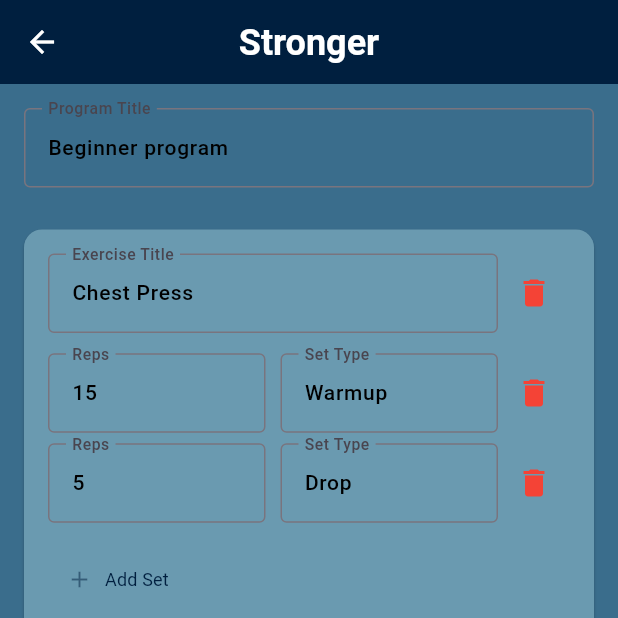
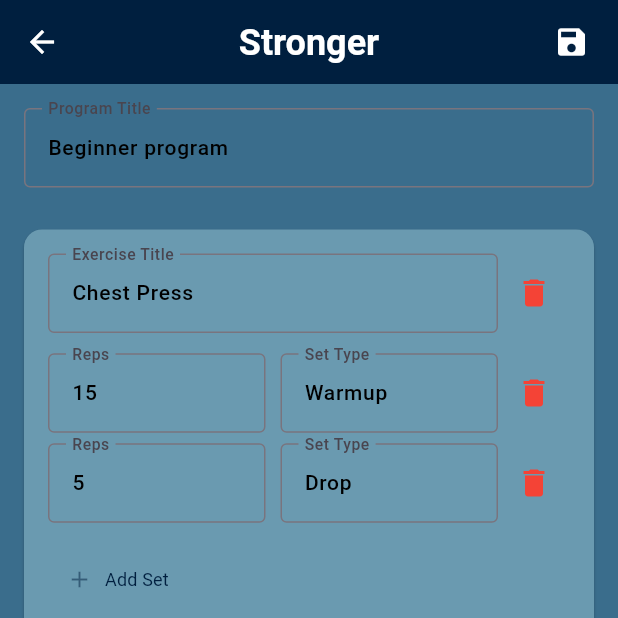
Before and after one commit to namaelsan/stronger, a Flutter app: the ProgramsPage screen opened directly, after a tap on "Beginner program", on a phone screen of 412 x 824 dp, the top half of it. Run offline on Flutter 3.47's test engine with Material 3 defaults, Android fonts, the phone set to English and light mode, and no system bars.

Commit message:
template and user programs seperated

```diff
--- a/lib/Programs/createPrograms.dart
+++ b/lib/Programs/createPrograms.dart
@@ -3,57 +3,71 @@ import 'programs.dart';
 import 'package:stronger/mylib.dart';
 
 class CreateProgramsPage extends StatefulWidget {
-  Program? program;
+  final List<Program> programs;
+  final int index;
+  final bool isNew;
 
-  CreateProgramsPage({this.program});
+  CreateProgramsPage({required this.programs,required this.index,required this.isNew});
 
   @override
   State<StatefulWidget> createState() {
-    return _CreateProgramsPageState(program);
+    return _CreateProgramsPageState(programs,index,isNew);
   }
 }
 
 class _CreateProgramsPageState extends State<CreateProgramsPage> {
-  late Program? program;
+  List<Program> programs;
+  int index;
+  bool isNew;
+
   final Map<int, TextEditingController> _exerciseControllers = {};
   final Map<int, Map<int, TextEditingController>> _setControllers = {};
+  late Program program;
 
-  _CreateProgramsPageState(this.program);
+  _CreateProgramsPageState(this.programs,this.index,this.isNew);
 
   @override
   void initState() {
     super.initState();
 
-    // If no program exists, initialize with a default one
-    program = widget.program ??
-        Program(
-          "New Program",
-          description: "A default program",
-          exercises: [
-            Exercise(
-              "Default Exercise",
-              sets: [Set(10, "Regular")],
-            )
-          ],
-        );
+    if(programs.isNotEmpty && index != -1){
+      program = programs[index].copy();
+    }else{
+      program = _initProgram();
+    }
 
     _initializeControllers();
   }
 
   // Initialize controllers for exercises and sets
   void _initializeControllers() {
-    for (var i = 0; i < (program?.exercises?.length ?? 0); i++) {
+    for (var i = 0; i < (program.exercises?.length ?? 0); i++) {
       _exerciseControllers[i] = TextEditingController(
-        text: program?.exercises![i].title,
+        text: program.exercises![i].title,
       );
 
       _setControllers[i] = {};
-      for (var j = 0; j < (program?.exercises![i].sets?.length ?? 0); j++) {
+      for (var j = 0; j < (program.exercises![i].sets?.length ?? 0); j++) {
         _setControllers[i]![j] = TextEditingController(
-          text: program?.exercises![i].sets![j].reps.toString(),
+          text: program.exercises![i].sets![j].reps.toString(),
         );
       }
     }
+  }
+
+  Program _initProgram() {
+    Program programTemp = Program("Default Program",
+      exercises: [Exercise("Default Exercise",
+      sets: [Set(0, "Warmup")])]
+    );
+
+    return programTemp;
+  }
+
+  // Save the program
+  void _saveProgram() {
+    // Pass the updated program back
+    Navigator.pop(context, program);
   }
 
   // Add an exercise
@@ -63,8 +77,8 @@ class _CreateProgramsPageState extends State<CreateProgramsPage> {
         "New Exercise",
         sets: [Set(10, "Regular")],
       );
-      program?.exercises?.add(newExercise);
-      final index = (program?.exercises?.length ?? 1) - 1;
+      program.exercises?.add(newExercise);
+      final index = (program.exercises?.length ?? 1) - 1;
 
       _exerciseControllers[index] = TextEditingController(
         text: newExercise.title,
@@ -79,8 +93,9 @@ class _CreateProgramsPageState extends State<CreateProgramsPage> {
   void addSet(int exerciseIndex) {
     setState(() {
       final newSet = Set(10, "Regular");
-      program?.exercises?[exerciseIndex].sets?.add(newSet);
-      final setIndex = (program?.exercises?[exerciseIndex].sets?.length ?? 1) - 1;
+      program.exercises?[exerciseIndex].sets?.add(newSet);
+      final setIndex =
+          (program.exercises?[exerciseIndex].sets?.length ?? 1) - 1;
 
       _setControllers[exerciseIndex]?[setIndex] = TextEditingController(
         text: "10",
@@ -91,7 +106,7 @@ class _CreateProgramsPageState extends State<CreateProgramsPage> {
   // Remove an exercise
   void removeExercise(int index) {
     setState(() {
-      program?.exercises?.removeAt(index);
+      program.exercises?.removeAt(index);
       _exerciseControllers.remove(index);
       _setControllers.remove(index);
     });
@@ -100,7 +115,7 @@ class _CreateProgramsPageState extends State<CreateProgramsPage> {
   // Remove a set
   void removeSet(int exerciseIndex, int setIndex) {
     setState(() {
-      program?.exercises?[exerciseIndex].sets?.removeAt(setIndex);
+      program.exercises?[exerciseIndex].sets?.removeAt(setIndex);
       _setControllers[exerciseIndex]?.remove(setIndex);
     });
   }
@@ -108,7 +123,22 @@ class _CreateProgramsPageState extends State<CreateProgramsPage> {
   @override
   Widget build(BuildContext context) {
     return Scaffold(
-      appBar: AppBar(title: Text("Stronger",style: Theme.of(context).textTheme.headlineMedium,)),
+      appBar: AppBar(
+        title: Text(
+          "Stronger",
+          style: Theme.of(context).textTheme.headlineMedium,
+        ),
+        actions: [
+          IconButton(
+            icon: Icon(Icons.save),
+            tooltip: 'Save Program',
+            onPressed: _saveProgram,
+          ),
+          SizedBox(
+            width: 7,
+          )
+        ],
+      ),
       body: SingleChildScrollView(
         child: Padding(
           padding: const EdgeInsets.all(16.0),
@@ -118,12 +148,14 @@ class _CreateProgramsPageState extends State<CreateProgramsPage> {
               // Program Title
               TextField(
                 decoration: InputDecoration(labelText: "Program Title"),
-                controller: TextEditingController(text: program?.title,)
-                  ..selection = TextSelection.collapsed(
-                      offset: program!.title.length), // Keep caret position
+                controller: TextEditingController(
+                  text: program.title,
+                )..selection = TextSelection.collapsed(
+                    offset: program.title.length,
+                  ), // Keep caret position
                 onChanged: (value) {
                   setState(() {
-                    program?.title = value;
+                    program.title = value;
                   });
                 },
               ),
@@ -133,9 +165,9 @@ class _CreateProgramsPageState extends State<CreateProgramsPage> {
               ListView.builder(
                 shrinkWrap: true,
                 physics: NeverScrollableScrollPhysics(),
-                itemCount: program?.exercises?.length ?? 0,
+                itemCount: program.exercises?.length ?? 0,
                 itemBuilder: (context, exerciseIndex) {
-                  final exercise = program?.exercises![exerciseIndex];
+                  final exercise = program.exercises![exerciseIndex];
                   return Card(
                     margin: EdgeInsets.symmetric(vertical: 8.0),
                     child: Padding(
@@ -151,10 +183,11 @@ class _CreateProgramsPageState extends State<CreateProgramsPage> {
                                 child: TextField(
                                   decoration: InputDecoration(
                                       labelText: "Exercise Title"),
-                                  controller: _exerciseControllers[exerciseIndex],
+                                  controller:
+                                      _exerciseControllers[exerciseIndex],
                                   onChanged: (value) {
                                     setState(() {
-                                      exercise?.title = value;
+                                      exercise.title = value;
                                     });
                                   },
                                 ),
@@ -171,21 +204,22 @@ class _CreateProgramsPageState extends State<CreateProgramsPage> {
                           ListView.builder(
                             shrinkWrap: true,
                             physics: NeverScrollableScrollPhysics(),
-                            itemCount: exercise?.sets?.length ?? 0,
+                            itemCount: exercise.sets?.length ?? 0,
                             itemBuilder: (context, setIndex) {
-                              final set = exercise?.sets![setIndex];
+                              final set = exercise.sets![setIndex];
                               return Row(
                                 children: [
                                   // Reps
                                   Expanded(
                                     child: TextField(
-                                      decoration: InputDecoration(labelText: "Reps"),
+                                      decoration:
+                                          InputDecoration(labelText: "Reps"),
                                       controller: _setControllers[exerciseIndex]
-                                      ?[setIndex],
+                                          ?[setIndex],
                                       keyboardType: TextInputType.number,
                                       onChanged: (value) {
                                         setState(() {
-                                          set?.reps =
+                                          set.reps =
                                               int.tryParse(value) ?? set.reps;
                                         });
                                       },
@@ -196,11 +230,14 @@ class _CreateProgramsPageState extends State<CreateProgramsPage> {
                                   // Set Type
                                   Expanded(
                                     child: TextField(
-                                      decoration: InputDecoration(labelText: "Set Type",),
+                                      decoration: InputDecoration(
+                                        labelText: "Set Type",
+                                      ),
                                       controller: TextEditingController(
-                                          text: set?.type)
-                                        ..selection = TextSelection.collapsed(
-                                            offset: set!.type.length),
+                                        text: set.type,
+                                      )..selection = TextSelection.collapsed(
+                                          offset: set.type.length,
+                                        ),
                                       onChanged: (value) {
                                         setState(() {
                                           set.type = value;
@@ -213,7 +250,7 @@ class _CreateProgramsPageState extends State<CreateProgramsPage> {
                                     onPressed: () =>
                                         removeSet(exerciseIndex, setIndex),
                                   ),
-                                  SizedBox(height: 60),
+                                  SizedBox(height: 60,)
                                 ],
                               );
                             },
@@ -224,8 +261,17 @@ class _CreateProgramsPageState extends State<CreateProgramsPage> {
                           TextButton.icon(
                             onPressed: () => addSet(exerciseIndex),
                             icon: Icon(Icons.add),
-                            label: Text("Add Set",style: TextStyle(color: AppTheme.colorDark1),),
-                            style: ButtonStyle(iconColor: WidgetStatePropertyAll(AppTheme.colorDark1.withOpacity(0.5))),
+                            label: Text(
+                              "Add Set",
+                              style: TextStyle(
+                                color: AppTheme.colorDark1,
+                              ),
+                            ),
+                            style: ButtonStyle(
+                              iconColor: WidgetStateProperty.all(
+                                AppTheme.colorDark1.withOpacity(0.5),
+                              ),
+                            ),
                           ),
                         ],
                       ),
--- a/lib/Programs/programs.dart
+++ b/lib/Programs/programs.dart
@@ -25,7 +25,34 @@ class _ProgramsPageState extends State<ProgramsPage> {
   //   {"title": "Upper Body Blitz", "movements": 10, "sets": 30},
   // ];
 
-  var templatePrograms = [
+  List<Program> userPrograms = [
+    Program("Beginner program",
+        description: "Start your fitness journey",
+        exercises: [
+          Exercise("Chest Press", sets: [
+            Set(15, "Warmup"),
+            Set(5, "Drop"),
+          ]),
+        ]),
+    Program("Strength Focus",
+        description: "Build power and strength",
+        exercises: [
+          Exercise("Chest Press", sets: [
+            Set(15, "Warmup"),
+            Set(5, "Drop"),
+          ]),
+        ]),
+    Program("Strength Focustemp",
+        description: "Build power and strength",
+        exercises: [
+          Exercise("Chest Press", sets: [
+            Set(15, "Warmup"),
+            Set(5, "Drop"),
+          ]),
+        ]),
+  ];
+
+  List<Program> templatePrograms = [
     Program("Beginner program",
         description: "Start your fitness journey",
         exercises: [
@@ -73,6 +100,27 @@ class _ProgramsPageState extends State<ProgramsPage> {
         ])
   ];
 
+  void navigateToCreateProgram(List<Program> programs, int index,bool isNew) async {
+    Program updatedProgram = await Navigator.push(
+      context,
+      MaterialPageRoute(
+        builder: (context) => CreateProgramsPage(
+          programs: programs,
+          index: index,
+          isNew: isNew,
+        ),
+      ),
+    );
+
+      setState(() {
+        if (isNew) {
+          userPrograms.add(updatedProgram.copy());
+        }else{
+          userPrograms[index] = updatedProgram; // Update the program list
+        }
+      });
+  }
+
   @override
   Widget build(BuildContext context) {
     var screenSize = MediaQuery.of(context).size;
@@ -80,8 +128,7 @@ class _ProgramsPageState extends State<ProgramsPage> {
     return Scaffold(
       floatingActionButton: FloatingActionButton(
         onPressed: () {
-          Navigator.push(context,
-              MaterialPageRoute(builder: (context) => CreateProgramsPage()));
+          navigateToCreateProgram(userPrograms, -1, true);
         },
         child: Icon(
           Icons.add,
@@ -131,14 +178,7 @@ class _ProgramsPageState extends State<ProgramsPage> {
                   itemBuilder: (context, index) {
                     return GestureDetector(
                       onTap: () {
-                        // print('Tapped on: ${templatePrograms[index].title}');
-                        Navigator.push(
-                          context,
-                          MaterialPageRoute(
-                            builder: (context) => CreateProgramsPage(
-                                program: templatePrograms[index]),
-                          ),
-                        );
+                        navigateToCreateProgram(templatePrograms, index, true);
                       },
                       child: Card(
                         margin: EdgeInsets.symmetric(horizontal: 8.0),
@@ -185,21 +225,16 @@ class _ProgramsPageState extends State<ProgramsPage> {
               ListView.builder(
                 shrinkWrap: true,
                 physics: NeverScrollableScrollPhysics(),
-                itemCount: templatePrograms.length,
+                itemCount: userPrograms.length,
                 itemBuilder: (context, index) {
                   return Card(
                     margin: EdgeInsets.symmetric(vertical: 8.0),
                     child: ListTile(
-                      title: Text(templatePrograms[index].title),
+                      title: Text(userPrograms[index].title),
                       subtitle: Text(
-                          "${templatePrograms[index].getExerciseAmount()} Movements · ${templatePrograms[index].getSetAmount()} Sets"),
+                          "${userPrograms[index].getExerciseAmount()} Movements · ${userPrograms[index].getSetAmount()} Sets"),
                       onTap: () {
-                        Navigator.push(
-                            context,
-                            MaterialPageRoute(
-                                builder: (context) => CreateProgramsPage(
-                                      program: templatePrograms[index],
-                                    )));
+                        navigateToCreateProgram(userPrograms, index, false);
                       },
                     ),
                   );
@@ -220,6 +255,29 @@ class Set {
   int? weight;
 
   Set(this.reps, this.type, {this.weight});
+
+  // Convert to JSON
+  Map<String, dynamic> toJson() {
+    return {
+      'reps': reps,
+      'type': type,
+      'weight': weight,
+    };
+  }
+
+  // Create from JSON
+  factory Set.fromJson(Map<String, dynamic> json) {
+    return Set(
+      json['reps'],
+      json['type'],
+      weight: json['weight'],
+    );
+  }
+
+  // Deep copy
+  Set copy() {
+    return Set(reps, type, weight: weight);
+  }
 }
 
 // Class representing an Exercise
@@ -228,6 +286,32 @@ class Exercise {
   String title;
 
   Exercise(this.title, {this.sets});
+
+  // Convert to JSON
+  Map<String, dynamic> toJson() {
+    return {
+      'title': title,
+      'sets': sets?.map((set) => set.toJson()).toList(),
+    };
+  }
+
+  // Create from JSON
+  factory Exercise.fromJson(Map<String, dynamic> json) {
+    return Exercise(
+      json['title'],
+      sets: (json['sets'] as List<dynamic>?)
+          ?.map((set) => Set.fromJson(set as Map<String, dynamic>))
+          .toList(),
+    );
+  }
+
+  // Deep copy
+  Exercise copy() {
+    return Exercise(
+      title,
+      sets: sets?.map((set) => set.copy()).toList(),
+    );
+  }
 }
 
 // Class representing a Program
@@ -238,6 +322,36 @@ class Program {
 
   Program(this.title, {this.exercises, this.description});
 
+  // Convert to JSON
+  Map<String, dynamic> toJson() {
+    return {
+      'title': title,
+      'description': description,
+      'exercises': exercises?.map((exercise) => exercise.toJson()).toList(),
+    };
+  }
+
+  // Create from JSON
+  factory Program.fromJson(Map<String, dynamic> json) {
+    return Program(
+      json['title'],
+      description: json['description'],
+      exercises: (json['exercises'] as List<dynamic>?)
+          ?.map((exercise) => Exercise.fromJson(exercise as Map<String, dynamic>))
+          .toList(),
+    );
+  }
+
+  // Deep copy
+  Program copy() {
+    return Program(
+      title,
+      description: description,
+      exercises: exercises?.map((exercise) => exercise.copy()).toList(),
+    );
+  }
+
+  // Get total set amount
   int getSetAmount() {
     int setAmount = 0;
     if (exercises != null) {
@@ -248,7 +362,8 @@ class Program {
     return setAmount;
   }
 
-  int? getExerciseAmount() {
-    return exercises?.length;
+  // Get total exercise amount
+  int getExerciseAmount() {
+    return exercises?.length ?? 0;
   }
 }
```
